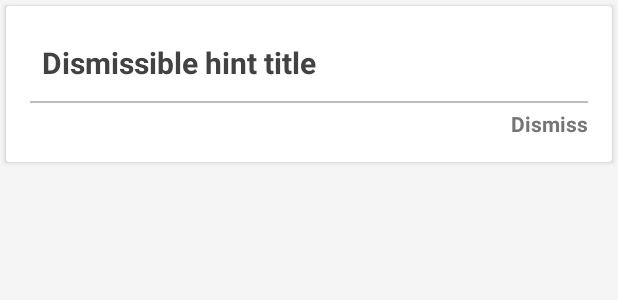
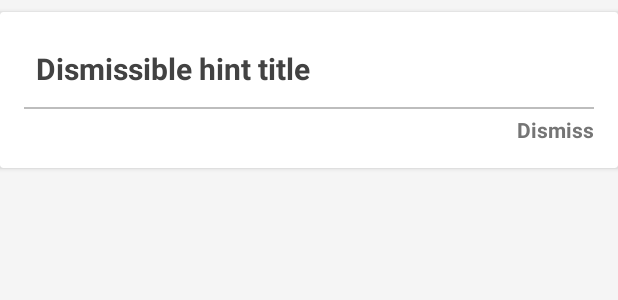
Before and after one commit to fibelatti/raffler-kotlin-old, an Android app: the layout layout_dismissible_hint.xml on its own in the app's theme, with its tools: preview values and no code run, on a phone screen of 412 x 824 dp. Shown: the top 300 px of the screen. Run offline under Robolectric (Android 15) with nearby library versions, the phone set to English and light mode, and no system bars.

Commit message:
Fixing dismissible hint layout

```diff
--- a/app/src/main/res/layout/layout_dismissible_hint.xml
+++ b/app/src/main/res/layout/layout_dismissible_hint.xml
@@ -6,7 +6,8 @@
     android:id="@+id/layout_dismissibleHintRoot"
     android:layout_width="match_parent"
     android:layout_height="wrap_content"
-    android:layout_margin="@dimen/margin_smaller">
+    android:layout_marginBottom="@dimen/margin_small"
+    android:layout_marginTop="@dimen/margin_small">
 
     <android.support.constraint.ConstraintLayout
         android:layout_width="match_parent"
@@ -15,9 +16,9 @@
 
         <android.support.v7.widget.AppCompatTextView
             android:id="@+id/textView_hintTitle"
+            style="@style/TextPrimary.Title"
             android:layout_width="match_parent"
             android:layout_height="wrap_content"
-            style="@style/TextPrimary.Title"
             app:layout_constraintBottom_toTopOf="@+id/layout_hintBody"
             app:layout_constraintEnd_toEndOf="parent"
             app:layout_constraintStart_toStartOf="parent"
```
